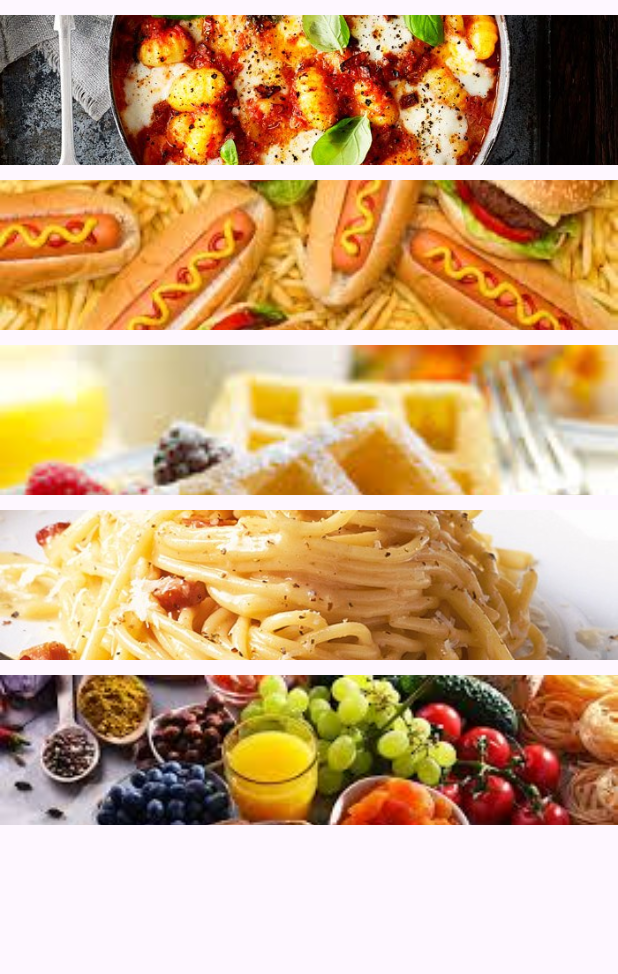
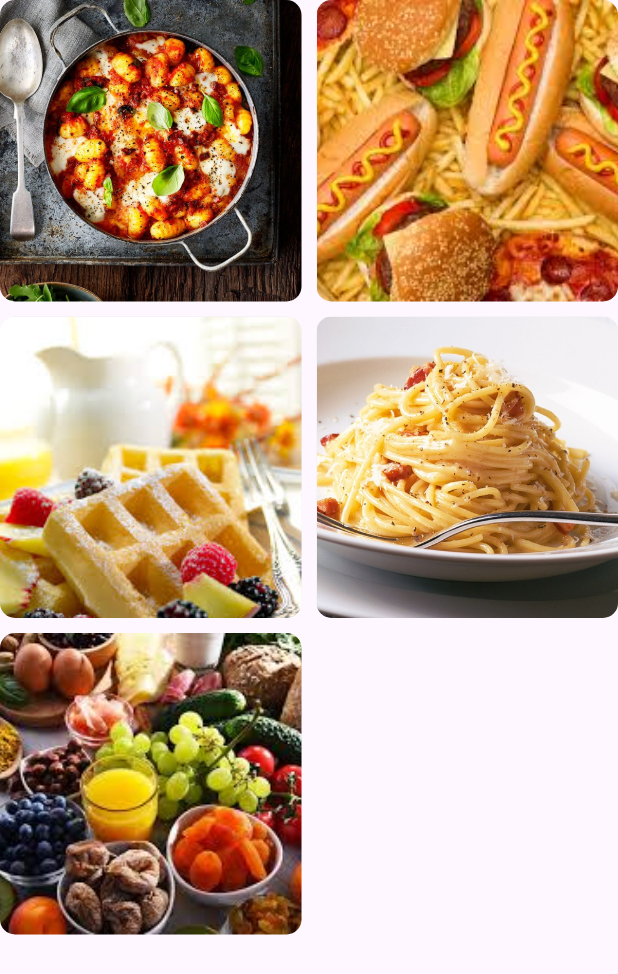
Before and after one commit to maulaf/belajar-flutter, a Flutter app: the screen it shows after launch, on a phone screen of 412 x 824 dp. Shown: the top 974 px of the screen. Run offline on Flutter 3.47's test engine with Material 3 defaults, Android fonts, the phone set to English and light mode, and no system bars.

Commit message:
grid view

```diff
--- a/vegetable_apps/lib/main.dart
+++ b/vegetable_apps/lib/main.dart
@@ -1,5 +1,5 @@
 import 'package:flutter/material.dart';
-import 'package:vegetable_apps/presentation/menu_list.dart';
+import 'package:vegetable_apps/presentation/menu_list/menu_list.dart';
 
 void main() {
   runApp(const AppWidget());
--- a/vegetable_apps/lib/presentation/menu_list.dart
+++ /dev/null
@@ -1,38 +0,0 @@
-import 'package:flutter/material.dart';
-
-class ManuList extends StatefulWidget {
-  const ManuList({super.key});
-
-  @override
-  State<ManuList> createState() => _ManuListState();
-}
-
-class _ManuListState extends State<ManuList> {
-  List<String> listGambar = [
-    'assets/images/food.jpg',
-    'assets/images/food1.jpg',
-    'assets/images/food2.jpg',
-    'assets/images/food3.jpg',
-    'assets/images/food4.jpg'
-  ];
-
-  @override
-  Widget build(BuildContext context) {
-    return Scaffold(
-        body: SafeArea(
-      child: Container(
-          child: ListView.builder(
-        itemCount: listGambar.length,
-        scrollDirection: Axis.vertical,
-        itemBuilder: (context, index) => Container(
-            height: 100,
-            width: 100,
-            margin: EdgeInsets.only(top: 10),
-            child: Image.asset(
-              listGambar[index],
-              fit: BoxFit.cover,
-            )),
-      )),
-    ));
-  }
-}
--- /dev/null
+++ b/vegetable_apps/lib/presentation/menu_list/menu_list.dart
@@ -0,0 +1,108 @@
+import 'package:flutter/material.dart';
+import 'package:vegetable_apps/presentation/item_detail/item_detail_page.dart';
+
+class ManuList extends StatefulWidget {
+  const ManuList({super.key});
+
+  @override
+  State<ManuList> createState() => _ManuListState();
+}
+
+class _ManuListState extends State<ManuList> {
+  List<String> listGambar = [
+    'assets/images/food.jpg',
+    'assets/images/food1.jpg',
+    'assets/images/food2.jpg',
+    'assets/images/food3.jpg',
+    'assets/images/food4.jpg'
+  ];
+
+  @override
+  Widget build(BuildContext context) {
+    return Scaffold(
+      body: SafeArea(
+        child: GridView.builder(
+          itemCount: listGambar.length,
+          gridDelegate: const SliverGridDelegateWithFixedCrossAxisCount(
+            crossAxisCount: 2, // Number of columns
+            childAspectRatio: 1, // Adjust aspect ratio
+            crossAxisSpacing: 10, // Spacing between columns
+            mainAxisSpacing: 10, // Spacing between rows
+          ),
+          itemBuilder: (context, index) => InkWell(
+            onTap: () {
+              Navigator.of(context).push(
+                MaterialPageRoute(
+                  builder: (context) => ItemDetailPage(
+                    imageUrl: listGambar[index], // Pass image URL or other data
+                  ),
+                ),
+              );
+            },
+            child: ListImageItem(
+              listGambar: listGambar,
+              index: index,
+            ),
+          ),
+        ),
+      ),
+    );
+  }
+}
+
+class ListImageItem extends StatelessWidget {
+  const ListImageItem({
+    super.key,
+    required this.listGambar,
+    required this.index,
+  });
+
+  final List<String> listGambar;
+  final int index;
+
+  @override
+  Widget build(BuildContext context) {
+    return Container(
+      decoration: BoxDecoration(
+        borderRadius: BorderRadius.circular(10), // Rounded corners
+        color: Colors.grey[200], // Background color as a placeholder
+      ),
+      clipBehavior: Clip.antiAlias, // Clip content to rounded corners
+      child: Image.asset(
+        listGambar[index],
+        fit: BoxFit.cover,
+        errorBuilder: (context, error, stackTrace) => Icon(
+          Icons.broken_image,
+          size: 50,
+          color: Colors.grey,
+        ), // Fallback for missing images
+      ),
+    );
+  }
+}
+
+class ItemDetailPage extends StatelessWidget {
+  final String imageUrl;
+
+  const ItemDetailPage({super.key, required this.imageUrl});
+
+  @override
+  Widget build(BuildContext context) {
+    return Scaffold(
+      appBar: AppBar(
+        title: const Text('Item Details'),
+      ),
+      body: Center(
+        child: Image.asset(
+          imageUrl,
+          fit: BoxFit.contain,
+          errorBuilder: (context, error, stackTrace) => Icon(
+            Icons.broken_image,
+            size: 100,
+            color: Colors.grey,
+          ), // Fallback for missing images
+        ),
+      ),
+    );
+  }
+}
```
Also changed, not shown: vegetable_apps/lib/presentation/item_detail/item_detail_page.dart (added, +12 -0 lines).
